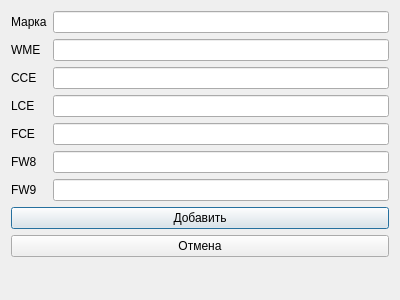
Kroshy1984/MIOM, file gui/AddMachine.ui: the form before one commit.
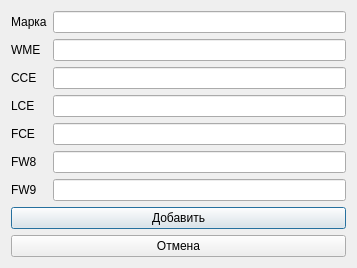
The form after the commit.

The edit to the form file:
```diff
--- a/gui/AddMachine.ui
+++ b/gui/AddMachine.ui
@@ -9,8 +9,8 @@
    <rect>
     <x>0</x>
     <y>0</y>
-    <width>400</width>
-    <height>300</height>
+    <width>357</width>
+    <height>260</height>
    </rect>
   </property>
   <property name="windowTitle">
```
Left out of the diff: 14 changed lines with no effect on the pictures.
